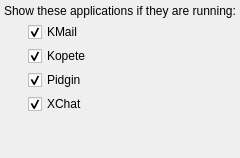
Before: the Qt Designer form applets/incomingmsg/widget.ui in KDE/kdeplasma-addons, drawn with Qt 5.
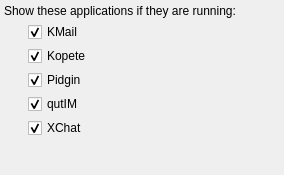
After: the same form once the commit is applied.

The edit to the form file:
```diff
--- a/applets/incomingmsg/widget.ui
+++ b/applets/incomingmsg/widget.ui
@@ -1,10 +1,18 @@
 <ui version="4.0" >
  <class>incomingmsgConfig</class>
- <widget class="QWidget" name="incomingmsgConfig" >
-  <layout class="QGridLayout" name="gridLayout" >
-   <item row="0" column="0" colspan="2" >
-    <widget class="QLabel" name="topLabel" >
-     <property name="text" >
+ <widget class="QWidget" name="incomingmsgConfig">
+  <property name="geometry">
+   <rect>
+    <x>0</x>
+    <y>0</y>
+    <width>284</width>
+    <height>175</height>
+   </rect>
+  </property>
+  <layout class="QGridLayout" name="gridLayout">
+   <item row="0" column="0" colspan="2">
+    <widget class="QLabel" name="topLabel">
+     <property name="text">
       <string>Show these applications if they are running:</string>
      </property>
     </widget>
@@ -73,10 +81,10 @@
      </property>
     </widget>
    </item>
-   <item row="4" column="1" >
-    <widget class="QCheckBox" name="showXChat" >
-     <property name="sizePolicy" >
-      <sizepolicy vsizetype="Fixed" hsizetype="Expanding" >
+   <item row="5" column="1">
+    <widget class="QCheckBox" name="showXChat">
+     <property name="sizePolicy">
+      <sizepolicy hsizetype="Expanding" vsizetype="Fixed">
        <horstretch>0</horstretch>
        <verstretch>0</verstretch>
       </sizepolicy>
@@ -89,9 +97,9 @@
      </property>
     </widget>
    </item>
-   <item row="5" column="1" >
-    <spacer name="verticalSpacer" >
-     <property name="orientation" >
+   <item row="6" column="1">
+    <spacer name="verticalSpacer">
+     <property name="orientation">
       <enum>Qt::Vertical</enum>
      </property>
      <property name="sizeHint" stdset="0" >
@@ -102,9 +110,19 @@
      </property>
     </spacer>
    </item>
+   <item row="4" column="1">
+    <widget class="QCheckBox" name="showQutIM">
+     <property name="text">
+      <string>qutIM</string>
+     </property>
+     <property name="checked">
+      <bool>true</bool>
+     </property>
+    </widget>
+   </item>
   </layout>
  </widget>
- <layoutdefault spacing="4" margin="4" />
+ <layoutdefault spacing="4" margin="4"/>
  <resources/>
  <connections/>
  <designerdata>
```
Left out of the diff: 65 changed lines with no effect on the pictures.
